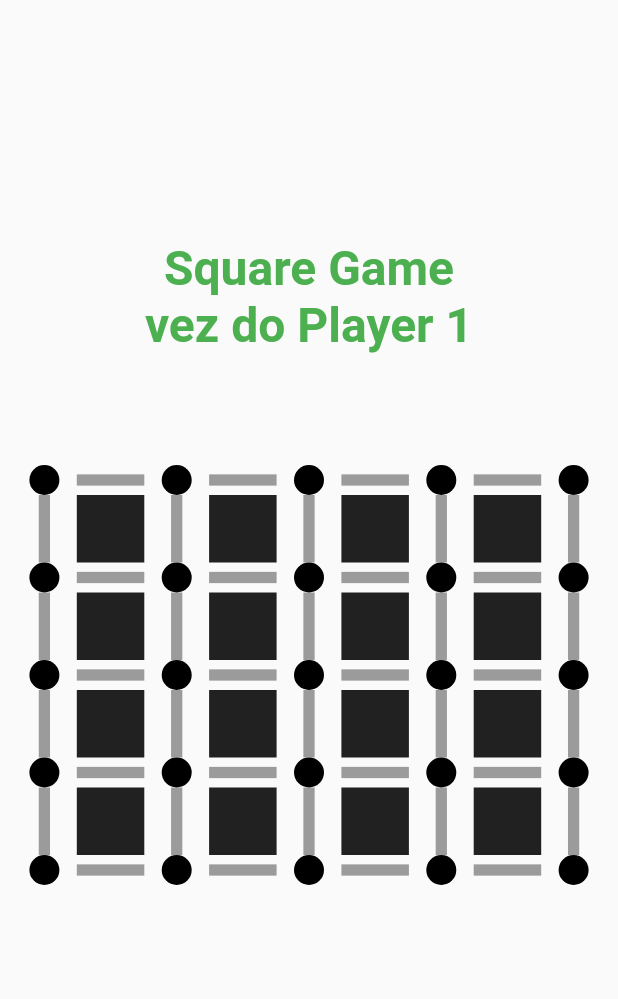
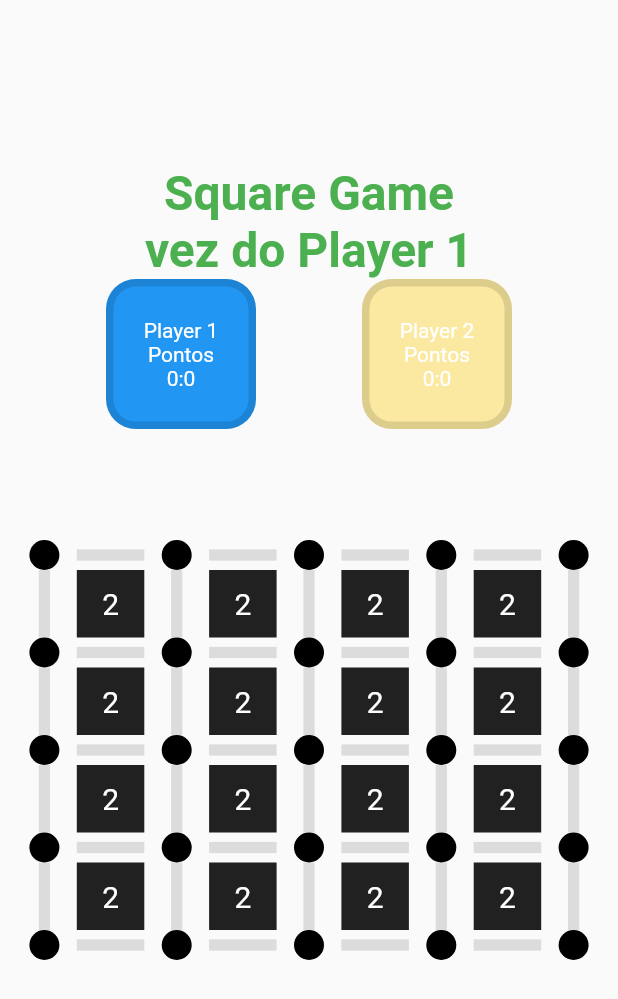
Before and after one commit to caiohxp/square-game-in-flutter, a Flutter app: the screen it shows after launch, on a phone screen of 412 x 824 dp. Shown: the top 999 px of the screen. Run offline on Flutter 3.47's test engine with Material 2 defaults, Android fonts, the phone set to English and light mode, and no system bars.

Commit message:
game works without score

```diff
--- a/lib/game-page.dart
+++ b/lib/game-page.dart
@@ -8,8 +8,9 @@ class Grafo{
   late String composition;
   late bool check;
   late int? value;
+  late String? player;
 
-  Grafo(this.line, this.column, this.composition, this.check, [this.value]);
+  Grafo(this.line, this.column, this.composition, this.check, {this.value, this.player});
 }
 
 class GamePage extends StatefulWidget{
@@ -26,53 +27,9 @@ class _GamePageState extends State<GamePage>{
   late List<String> occupied;
 
   late List<List<Grafo>> graph = [];
-  static const int gameSize = 5;
+  late int gameSize;
 
   late var containerColumn;
-
-
-  var vertex = Container(
-    width: 20,
-    height: 20,
-    decoration: BoxDecoration(
-      color: Colors.black,
-      borderRadius: BorderRadius.circular(50),
-    ),
-  );
-
-  var edgeH = InkWell(
-      onTap: (){
-        print("edgeH");
-      },
-      child: Container(
-      width: 45,
-      height: 45/6,
-      decoration: BoxDecoration(
-        color: Colors.black38,
-      ),
-    )
-  );
-
-  var edgeV = InkWell(
-      onTap: (){
-        print("edgeV");
-      },
-      child: Container(
-      width: 45/6,
-      height: 45,
-      decoration: BoxDecoration(
-        color: Colors.black38,
-      ),
-    )
-  );
-
-  var square = Container(
-    width: 45,
-    height: 45,
-    decoration: BoxDecoration(
-      color: Colors.black87,
-    ),
-  );
 
   static const styleText = TextStyle(
               color: Colors.green,
@@ -87,6 +44,7 @@ class _GamePageState extends State<GamePage>{
   }
   void initializeGame(){
     currentPlayer = Player_1;
+    gameSize = 5;
     gameEnd = false;
     occupied = ["", "", "", "", "", "", "", "", ""]; //9 empty places
     assembleGraph(); //Montando o grafo do jogo
@@ -101,24 +59,23 @@ class _GamePageState extends State<GamePage>{
         if(i % 2 == 0){
           if(j % 2 == 0) {
             graph[i].add(Grafo(i, j, "vertex", true));
-            containerGraph[i].add(vertex);
+            containerGraph[i].add(_vertex());
           } else{
             graph[i].add(Grafo(i, j, "edgeH", false));
-            containerGraph[i].add(edgeH);
+            containerGraph[i].add(_edgeH(graph[i][j]));
           }
         }
         if(i % 2 == 1){
           if(j % 2 == 0) {
-            graph[i].add(Grafo(i, j, "edgeV", true));
-            containerGraph[i].add(edgeV);
+            graph[i].add(Grafo(i, j, "edgeV", false));
+            containerGraph[i].add(_edgeV(graph[i][j]));
           } else{
-            graph[i].add(Grafo(i, j, "square", false,  1 + Random().nextInt(3)));
-            containerGraph[i].add(square);
+            graph[i].add(Grafo(i, j, "square", false, value: 1 + Random().nextInt(3)));
+            containerGraph[i].add(_square(graph[i][j]));
           }
         }
       }
     }
-
     containerColumn = Column(
       mainAxisAlignment: MainAxisAlignment.center,
       children: List<Widget>.generate(
@@ -141,6 +98,7 @@ class _GamePageState extends State<GamePage>{
           mainAxisAlignment: MainAxisAlignment.center,
           children: [
             _headerText(),
+            _turn(),
             _gameContainer(),
           ]),
       )
@@ -158,6 +116,76 @@ class _GamePageState extends State<GamePage>{
         );
   }
 
+  Widget _turn(){
+    const textStyle = TextStyle(
+                color: Colors.white,
+              );
+    var p1Container = Container(
+      width: 100,
+      height: 100,
+      decoration: BoxDecoration(
+        color: currentPlayer == Player_2 ?
+        const Color.fromARGB(75, 68, 137, 255) : Colors.blue,
+        border: Border.all(
+          width: 5.0,
+          color: Colors.black12
+        ),
+        borderRadius: BorderRadius.circular(20),
+      ),
+      child: Column(
+        mainAxisAlignment: MainAxisAlignment.center,
+        children: [
+          Text(
+            "Player 1",
+            style: textStyle,
+            ),
+            Text(
+              "Pontos",
+              style: textStyle,
+            ),
+            Text(
+              "0:0",
+              style: textStyle,
+            ),
+        ],
+      ),
+    );
+    var p2Container = Container(
+      width: 100,
+      height: 100,
+      decoration: BoxDecoration(
+        color: currentPlayer == Player_1 ?
+        const Color.fromARGB(122, 255, 214, 64) : Colors.amber,
+        border: Border.all(
+          width: 5.0,
+          color: Colors.black12
+        ),
+        borderRadius: BorderRadius.circular(20),
+      ),
+      child: Column(
+        mainAxisAlignment: MainAxisAlignment.center,
+        children: [
+          Text(
+            "Player 2",
+            style: textStyle,
+            ),
+            Text(
+              "Pontos",
+              style: textStyle,
+            ),
+            Text(
+              "0:0",
+              style: textStyle,
+            ),
+        ],
+      ),
+    );
+    return Row(
+      mainAxisAlignment: MainAxisAlignment.spaceEvenly,
+      children: [p1Container, p2Container],
+    );
+  }
+
   Widget _gameContainer(){
     return Container(
       height: MediaQuery.of(context).size.height/2,
@@ -165,6 +193,129 @@ class _GamePageState extends State<GamePage>{
       margin: const EdgeInsets.all(8),
       child: containerColumn
       );
+  }
+
+  Widget _vertex(){
+    return Container(
+      width: 20,
+      height: 20,
+      decoration: BoxDecoration(
+        color: Colors.black,
+        borderRadius: BorderRadius.circular(50),
+      ),
+    );
+  }
+
+  Widget _edgeH(Grafo e){
+    return InkWell(
+        onTap: (){
+          setState(() {
+            if(!e.check && !gameEnd){
+              e.check = true;
+              checkSquareTopBot(e);
+              assembleGraph();
+              changeTurn();
+            }
+          });
+        },
+        child: Container(
+        width: 45,
+        height: 45/6,
+        decoration: BoxDecoration(
+          color: e.check? Colors.black87 : Colors.black12,
+        ),
+      )
+    );
+  }
+
+  Widget _edgeV(Grafo e){
+    return InkWell(
+        onTap: (){
+          setState(() {
+            e.check = true;
+            checkSquareLeftRight(e);
+            assembleGraph();
+            changeTurn();
+          });
+        },
+        child: Container(
+        width: 45/6,
+        height: 45,
+        decoration: BoxDecoration(
+          color: e.check? Colors.black : Colors.black12,
+        ),
+      )
+    );
+  }
+
+  Widget _square(Grafo s){
+    return Container(
+      width: 45,
+      height: 45,
+      decoration: BoxDecoration(
+        color: !s.check?
+        Colors.black87 : s.player == 'Player 1' ?
+        Colors.blue : Colors.amber,
+      ),
+      child: Center(
+        child: Text(
+          '${s.value}',
+          textAlign: TextAlign.center,
+          style: TextStyle(
+            color: Colors.white,
+            fontSize: 20
+          ),
+        ),
+      ),
+    );
+  }
+
+  checkSquareTopBot(Grafo e){
+    print(e.line);
+    if(!(e.line - 1 < 0)){
+      if(graph[e.line][e.column].check && graph[e.line - 1][e.column - 1].check
+      && graph[e.line - 1][e.column + 1].check && graph[e.line - 2][e.column].check
+      ){
+        if(!graph[e.line - 1][e.column].check){
+          graph[e.line - 1][e.column].check = true;
+          graph[e.line - 1][e.column].player = currentPlayer;
+        }
+      }
+    }
+    if(!(e.line + 1 > gameSize * 2 - 2)){
+      if(graph[e.line][e.column].check && graph[e.line + 1][e.column - 1].check
+      && graph[e.line + 1][e.column + 1].check && graph[e.line + 2][e.column].check
+      ){
+        if(!graph[e.line + 1][e.column].check){
+          print("aqui");
+          graph[e.line + 1][e.column].check = true;
+          graph[e.line + 1][e.column].player = currentPlayer;
+        }
+      }
+    }
+  }
+
+  checkSquareLeftRight(Grafo e){
+    if(!(e.column - 1 < 0)){
+      if(graph[e.line][e.column].check && graph[e.line - 1][e.column - 1].check
+      && graph[e.line + 1][e.column - 1].check && graph[e.line][e.column - 2].check
+      ){
+        if(!graph[e.line][e.column - 1].check){
+          graph[e.line][e.column - 1].check = true;
+          graph[e.line][e.column - 1].player = currentPlayer;
+        }
+      }
+    }
+    if(!(e.column + 1 > gameSize * 2 - 2)){
+      if(graph[e.line][e.column].check && graph[e.line - 1][e.column + 1].check
+      && graph[e.line + 1][e.column + 1].check && graph[e.line][e.column + 2].check
+      ){
+        if(!graph[e.line][e.column + 1].check){
+          graph[e.line][e.column + 1].check = true;
+          graph[e.line][e.column + 1].player = currentPlayer;
+        }
+      }
+    }
   }
 
   changeTurn(){
```
